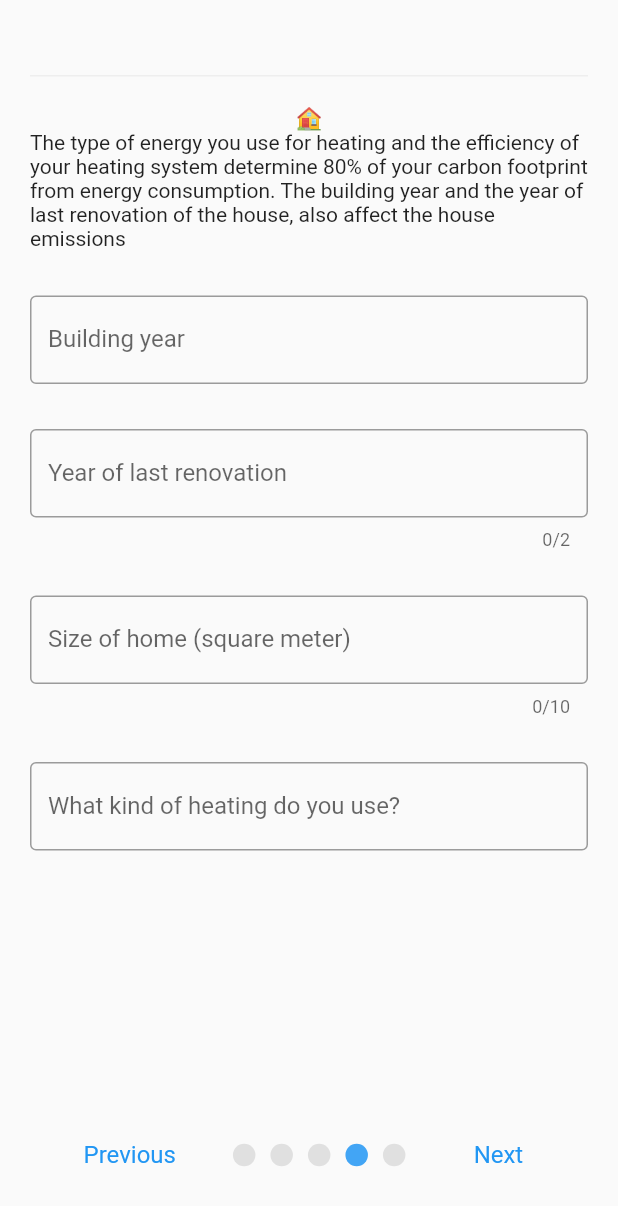
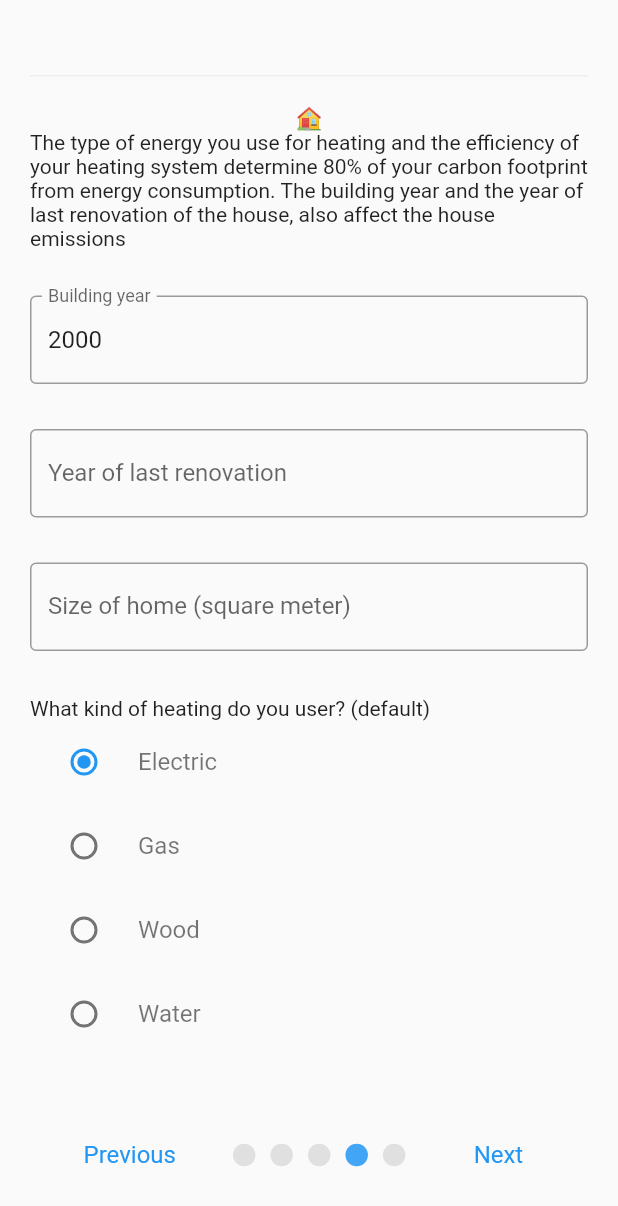
Before and after one commit to Havfar/Smiling-Earth, a Flutter app: the HouseRegistrationPage screen opened directly, on a phone screen of 412 x 824 dp. Shown: the top 1206 px of the screen. Run offline on Flutter 3.47's test engine with Material 2 defaults, Android fonts, the phone set to English and light mode, and no system bars; our stand-ins replace bloc, equatable, flutter_bloc, flutter_secure_storage, flutter_svg, get and 3 more; missing offline and left inert: activity_recognition_flutter, fluttermoji, workmanager; accounts and stored records are empty; network calls fail.

```diff
--- a/smiling_earth_frontend/lib/pages/home/home_page.dart
+++ b/smiling_earth_frontend/lib/pages/home/home_page.dart
@@ -8,6 +8,7 @@ import 'package:smiling_earth_frontend/models/user.dart';
 import 'package:smiling_earth_frontend/pages/emission_estimation/emission_estimation.dart';
 import 'package:smiling_earth_frontend/pages/home/home_screen_helper.dart';
 import 'package:smiling_earth_frontend/pages/post_add_new.dart';
+import 'package:smiling_earth_frontend/utils/services/settings_db_manager.dart';
 import 'package:smiling_earth_frontend/widgets/emission_chart.dart';
 import 'package:smiling_earth_frontend/widgets/emission_header.dart';
 import 'package:smiling_earth_frontend/widgets/navigation_drawer_widget.dart';
@@ -50,6 +51,11 @@ class _HomeState extends State<HomePage> {
               time: null,
             ),
             BuildChart(),
+            TextButton.icon(
+              onPressed: () => SettingsDatabaseManager.instance.delete(),
+              label: Text("delete settings"),
+              icon: Icon(Icons.delete),
+            ),
             BuildEmissionEstimation(),
             BuildFeed(),
           ],
--- a/smiling_earth_frontend/lib/pages/registration/goal_information.dart
+++ b/smiling_earth_frontend/lib/pages/registration/goal_information.dart
@@ -25,11 +25,11 @@ class GoalInformationPage extends StatelessWidget {
               Row(
                 mainAxisAlignment: MainAxisAlignment.center,
                 children: [
-                  SmilingEarthIcon.getSmallIcon(0),
                   SmilingEarthIcon.getSmallIcon(1),
                   SmilingEarthIcon.getSmallIcon(2),
                   SmilingEarthIcon.getSmallIcon(3),
                   SmilingEarthIcon.getSmallIcon(4),
+                  SmilingEarthIcon.getSmallIcon(5),
                 ],
               ),
               SizedBox(
--- a/smiling_earth_frontend/lib/pages/registration/house_registration.dart
+++ b/smiling_earth_frontend/lib/pages/registration/house_registration.dart
@@ -11,11 +11,11 @@ class HouseRegistrationPage extends StatefulWidget {
 
 class _HouseRegistrationPageState extends State<HouseRegistrationPage> {
   final _formKey = GlobalKey<FormState>();
-  String _registrationNo = '';
   int _buildingYear = 2000;
-  int _lastRenovation = 2000;
+  int _lastRenovation = 0;
   String _typeOfHeating = 'Electric';
-  int _size = 100;
+  int _size = 9;
+  int _heatIndex = 0;
 
   @override
   Widget build(BuildContext context) => Scaffold(
@@ -50,8 +50,9 @@ class _HouseRegistrationPageState extends State<HouseRegistrationPage> {
                           border: OutlineInputBorder(),
                           // hintText: "Enter the car's registration number"
                         ),
-                        onSaved: (value) => setState(
-                            () => _buildingYear = int.tryParse(value!)!),
+                        initialValue: _buildingYear.toString(),
+                        onChanged: (value) => setState(
+                            () => _buildingYear = int.tryParse(value)!),
                         // The validator receives the text that the user has entered.
                         validator: (value) {
                           if (value == null || value.isEmpty) {
@@ -67,12 +68,21 @@ class _HouseRegistrationPageState extends State<HouseRegistrationPage> {
                           border: OutlineInputBorder(),
                         ),
                         keyboardType: TextInputType.number,
-                        maxLength: 2,
-                        onSaved: (value) => setState(() {
-                          int? valueInt = int.tryParse(value!);
+                        onChanged: (value) => setState(() {
+                          int? valueInt = int.tryParse(value);
                           _lastRenovation = valueInt!;
                           return;
                         }),
+                      ),
+                      SizedBox(height: 30),
+                      TextFormField(
+                        decoration: InputDecoration(
+                          labelText: 'Size of home (square meter)',
+                          border: OutlineInputBorder(),
+                        ),
+                        keyboardType: TextInputType.number,
+                        onChanged: (value) =>
+                            setState(() => _size = int.tryParse(value)!),
                         // The validator receives the text that the user has entered.
                         validator: (value) {
                           if (value == null || value.isEmpty) {
@@ -82,39 +92,45 @@ class _HouseRegistrationPageState extends State<HouseRegistrationPage> {
                         },
                       ),
                       SizedBox(height: 30),
-                      TextFormField(
-                        decoration: InputDecoration(
-                          labelText: 'Size of home (square meter)',
-                          border: OutlineInputBorder(),
-                        ),
-                        keyboardType: TextInputType.number,
-                        maxLength: 10,
-                        onSaved: (value) =>
-                            setState(() => _size = int.tryParse(value!)!),
-                        // The validator receives the text that the user has entered.
-                        validator: (value) {
-                          if (value == null || value.isEmpty) {
-                            return 'Please enter some text';
-                          }
-                          return null;
-                        },
-                      ),
-                      SizedBox(height: 30),
-                      TextFormField(
-                        decoration: InputDecoration(
-                          labelText: 'What kind of heating do you use?',
-                          border: OutlineInputBorder(),
-                        ),
-                        onSaved: (value) =>
-                            setState(() => _typeOfHeating = value!),
-                        keyboardType: TextInputType.number,
-                        // The validator receives the text that the user has entered.
-                        validator: (value) {
-                          if (value == null || value.isEmpty) {
-                            return 'Please enter some text';
-                          }
-                          return null;
-                        },
+                      Column(
+                        crossAxisAlignment: CrossAxisAlignment.start,
+                        children: <Widget>[
+                          Text('What kind of heating do you user? (default)'),
+                          RadioListTile<int>(
+                            title: const Text(
+                              'Electric',
+                              style: TextStyle(color: Colors.black54),
+                            ),
+                            value: 0,
+                            groupValue: _heatIndex,
+                            toggleable: false,
+                            onChanged: (value) => (print(value)),
+                          ),
+                          RadioListTile<int>(
+                            title: const Text('Gas',
+                                style: TextStyle(color: Colors.black54)),
+                            value: 1,
+                            groupValue: _heatIndex,
+                            toggleable: false,
+                            onChanged: (value) => (print(value)),
+                          ),
+                          RadioListTile<int>(
+                            title: const Text('Wood',
+                                style: TextStyle(color: Colors.black54)),
+                            value: 2,
+                            groupValue: _heatIndex,
+                            toggleable: false,
+                            onChanged: (value) => (print(value)),
+                          ),
+                          RadioListTile<int>(
+                            title: const Text('Water',
+                                style: TextStyle(color: Colors.black54)),
+                            value: 3,
+                            groupValue: _heatIndex,
+                            toggleable: false,
+                            onChanged: (value) => (print(value)),
+                          ),
+                        ],
                       ),
                     ],
                   ),
--- a/smiling_earth_frontend/lib/pages/registration/transportation_registration.dart
+++ b/smiling_earth_frontend/lib/pages/registration/transportation_registration.dart
@@ -88,7 +88,6 @@ class _TransportationRegistrationPageState
   }
 
   void updateSelected(AppActivityType type) {
-    print('eho');
     if (isSelected(type)) {
       setState(() {
         selected.remove(type);
--- a/smiling_earth_frontend/lib/utils/smiling_earth_icon_utils.dart
+++ b/smiling_earth_frontend/lib/utils/smiling_earth_icon_utils.dart
@@ -19,6 +19,7 @@ class SmilingEarthIcon {
     return Image(
         height: 60,
         width: 60,
-        image: AssetImage('assets/img/smiling-earth/earth1.png'));
+        image: AssetImage(
+            'assets/img/smiling-earth/earth' + imageIndex.toString() + '.png'));
   }
 }
```
Also changed, not shown: smiling_earth_frontend/lib/main.dart (+16 -4 lines), smiling_earth_frontend/lib/pages/registration/car_registration.dart (+9 -8 lines), smiling_earth_frontend/lib/pages/registration/user_information.dart (+48 -64 lines), smiling_earth_frontend/lib/pages/registration/welcome.dart (+39 -8 lines), smiling_earth_frontend/lib/pages/settings_page.dart (+9 -0 lines), smiling_earth_frontend/lib/utils/services/settings_db_manager.dart (+53 -36 lines).
